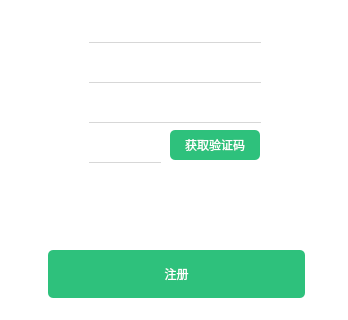
This is src/view/registerwidget.ui in iMageChans/HalalCloud as Qt 5 draws it before an edit; both pictures show x 0 to 348 and y 200 to 520 of the 348 by 520 pixel window. The edited form follows.
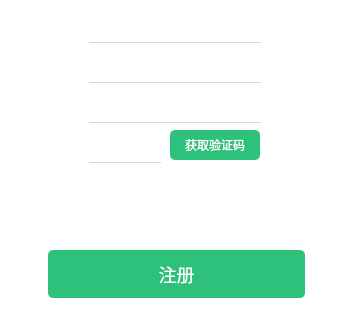
This is the edited form. Icons and pictures are not drawn.

What changed in the file:
```diff
--- a/src/view/registerwidget.ui
+++ b/src/view/registerwidget.ui
@@ -172,11 +172,13 @@
     </rect>
    </property>
    <property name="styleSheet">
-    <string notr="true">background:rgb(46, 193, 124);
+    <string notr="true">background: #2EC17C;
+border-radius: 5px;
 border:none;
-color:rgb(255, 255, 255);
-border:1px rgb(255, 255, 255);
-border-radius:5px;
+font-family: PingFangSC-Regular;
+font-size: 18px;
+color: #FFFFFF;
+text-align: center;
 </string>
    </property>
    <property name="text">
```
